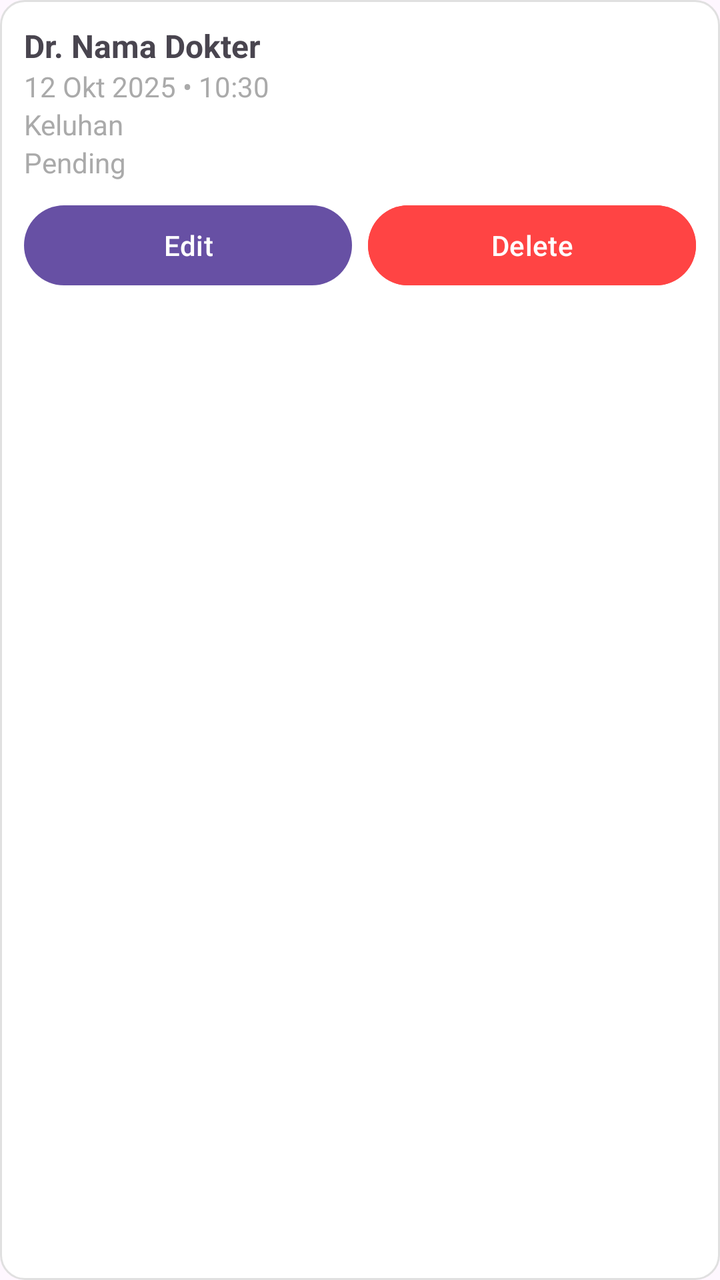
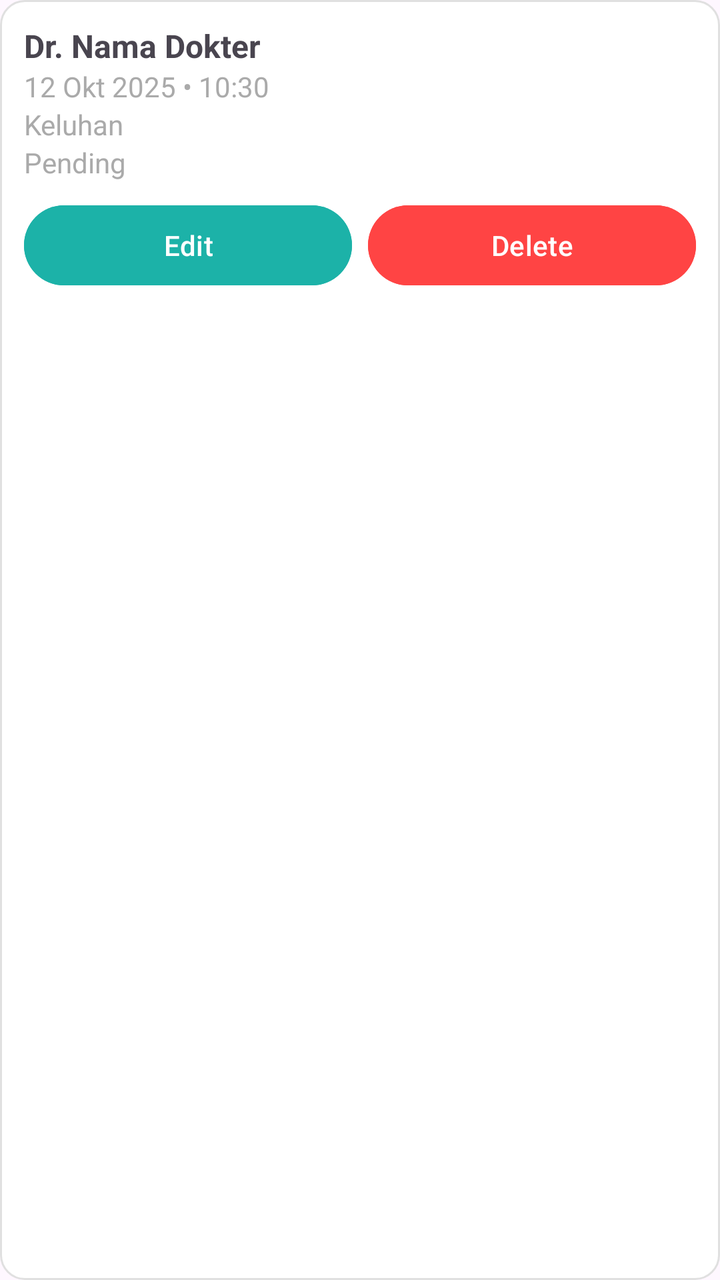

An Android layout rendered at two revisions. The XML below is the earlier revision; the diff shows what the commit changed to produce the second picture.
<!-- AndroidManifest.xml: application theme Theme.MedEase -->
<!-- res/layout/item_manage_appointment.xml -->
<?xml version="1.0" encoding="utf-8"?>
<LinearLayout xmlns:android="http://schemas.android.com/apk/res/android"
    android:layout_margin="8dp"
    android:padding="12dp"
    android:orientation="vertical"
    android:background="@drawable/bg_card"
    android:layout_width="match_parent"
    android:layout_height="wrap_content">

    <TextView
        android:id="@+id/tvDoctor"
        android:text="Dr. Nama Dokter"
        android:textStyle="bold"
        android:textSize="16sp"
        android:layout_width="match_parent"
        android:layout_height="wrap_content" />

    <TextView
        android:id="@+id/tvDateTime"
        android:text="12 Okt 2025 • 10:30"
        android:textSize="14sp"
        android:textColor="@android:color/darker_gray"
        android:layout_width="match_parent"
        android:layout_height="wrap_content" />

    <TextView
        android:id="@+id/tvNote"
        android:text="Keluhan"
        android:textSize="14sp"
        android:textColor="@android:color/darker_gray"
        android:layout_width="match_parent"
        android:layout_height="wrap_content" />

    <TextView
        android:id="@+id/tvStatus"
        android:text="Pending"
        android:textSize="14sp"
        android:textColor="@android:color/darker_gray"
        android:drawablePadding="8dp"
        android:gravity="center_vertical"
        android:layout_width="match_parent"
        android:layout_height="wrap_content" />


    <LinearLayout
        android:orientation="horizontal"
        android:layout_marginTop="8dp"
        android:layout_width="match_parent"
        android:layout_height="wrap_content">

        <Button
            android:id="@+id/btnEdit"
            android:text="Edit"
            android:layout_weight="1"
            android:layout_width="0dp"
            android:layout_height="wrap_content" />

        <Button
            android:id="@+id/btnDelete"
            android:text="Delete"
            android:layout_weight="1"
            android:layout_marginStart="8dp"
            android:backgroundTint="@android:color/holo_red_light"
            android:layout_width="0dp"
            android:layout_height="wrap_content" />
    </LinearLayout>
</LinearLayout>
<!-- resources referenced by this layout -->
<resources>
  <!-- drawable bg_card (drawable) -->
  <shape xmlns:android="http://schemas.android.com/apk/res/android"
      android:shape="rectangle">
      <solid android:color="#FFFFFF" />
      <corners android:radius="12dp" />
      <stroke android:width="1dp" android:color="#E0E0E0"/>
      <padding android:left="8dp" android:right="8dp" android:top="8dp" android:bottom="8dp"/>
  </shape>
  <style name="Theme.MedEase" parent="Base.Theme.MedEase" />
  <style name="Base.Theme.MedEase" parent="Theme.Material3.DayNight.NoActionBar">
          
          
      </style>
</resources>

<!-- the commit's change to res/layout/item_manage_appointment.xml (unified diff, before → after) -->
@@ -51,6 +51,7 @@
         <Button
             android:id="@+id/btnEdit"
             android:text="Edit"
+            android:backgroundTint="#1CB2A8"
             android:layout_weight="1"
             android:layout_width="0dp"
             android:layout_height="wrap_content" />
